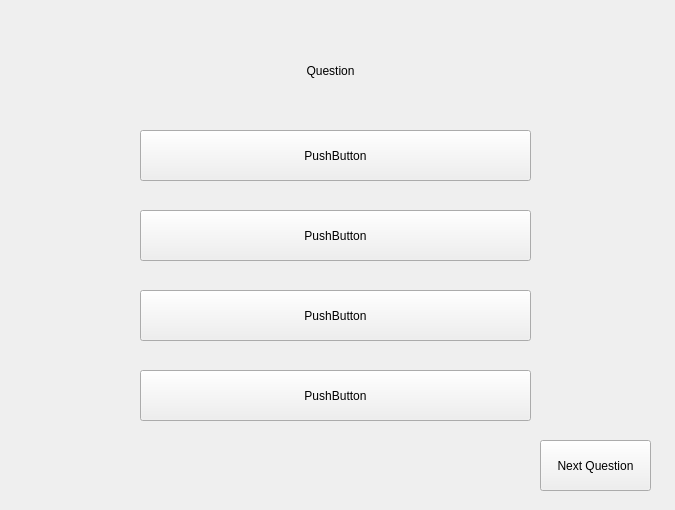
bestcreator01/asia-travel-guide, file AsiaTravelGuide/quiz.ui: the form before one commit.
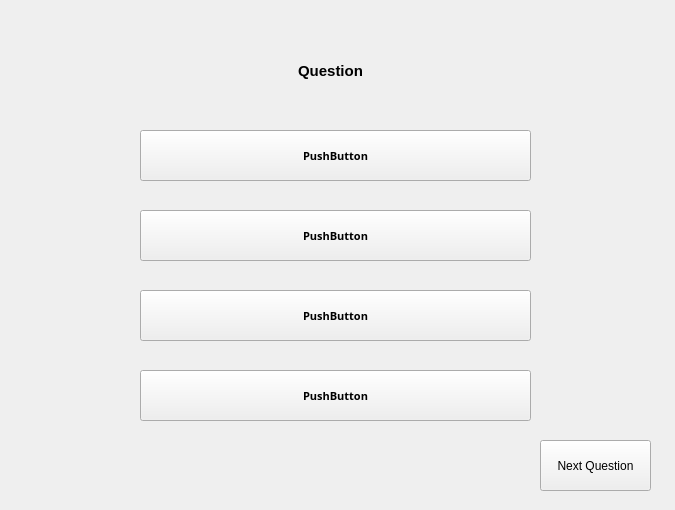
The form after the commit.

```diff
--- a/AsiaTravelGuide/quiz.ui
+++ b/AsiaTravelGuide/quiz.ui
@@ -22,6 +22,19 @@
      <height>51</height>
     </rect>
    </property>
+   <property name="font">
+    <font>
+     <family>Cascadia Code SemiBold</family>
+     <pointsize>8</pointsize>
+     <bold>true</bold>
+    </font>
+   </property>
+   <property name="cursor">
+    <cursorShape>PointingHandCursor</cursorShape>
+   </property>
+   <property name="styleSheet">
+    <string notr="true"/>
+   </property>
    <property name="text">
     <string>PushButton</string>
    </property>
@@ -35,6 +48,12 @@
      <height>61</height>
     </rect>
    </property>
+   <property name="font">
+    <font>
+     <pointsize>11</pointsize>
+     <bold>true</bold>
+    </font>
+   </property>
    <property name="text">
     <string>Question</string>
    </property>
@@ -51,6 +70,19 @@
      <height>51</height>
     </rect>
    </property>
+   <property name="font">
+    <font>
+     <family>Cascadia Code SemiBold</family>
+     <pointsize>8</pointsize>
+     <bold>true</bold>
+    </font>
+   </property>
+   <property name="cursor">
+    <cursorShape>PointingHandCursor</cursorShape>
+   </property>
+   <property name="styleSheet">
+    <string notr="true"/>
+   </property>
    <property name="text">
     <string>PushButton</string>
    </property>
@@ -64,6 +96,16 @@
      <height>51</height>
     </rect>
    </property>
+   <property name="font">
+    <font>
+     <family>Cascadia Mono SemiBold</family>
+     <pointsize>8</pointsize>
+     <bold>true</bold>
+    </font>
+   </property>
+   <property name="cursor">
+    <cursorShape>PointingHandCursor</cursorShape>
+   </property>
    <property name="text">
     <string>PushButton</string>
    </property>
@@ -77,6 +119,16 @@
      <height>51</height>
     </rect>
    </property>
+   <property name="font">
+    <font>
+     <family>Cascadia Code SemiBold</family>
+     <pointsize>8</pointsize>
+     <bold>true</bold>
+    </font>
+   </property>
+   <property name="cursor">
+    <cursorShape>PointingHandCursor</cursorShape>
+   </property>
    <property name="text">
     <string>PushButton</string>
    </property>
```
